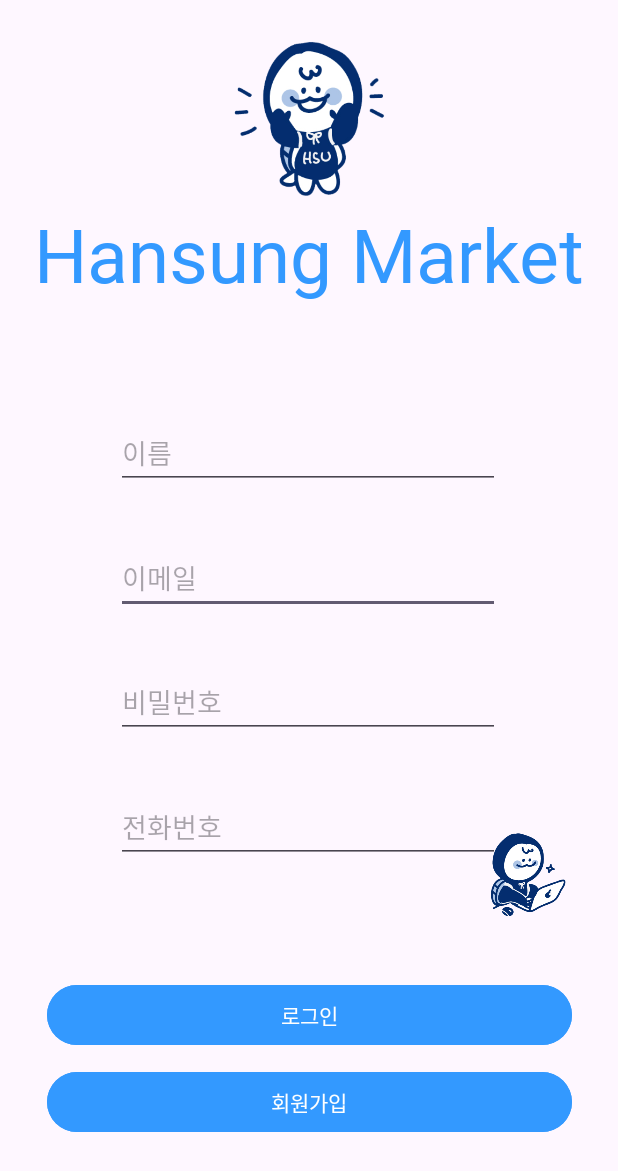
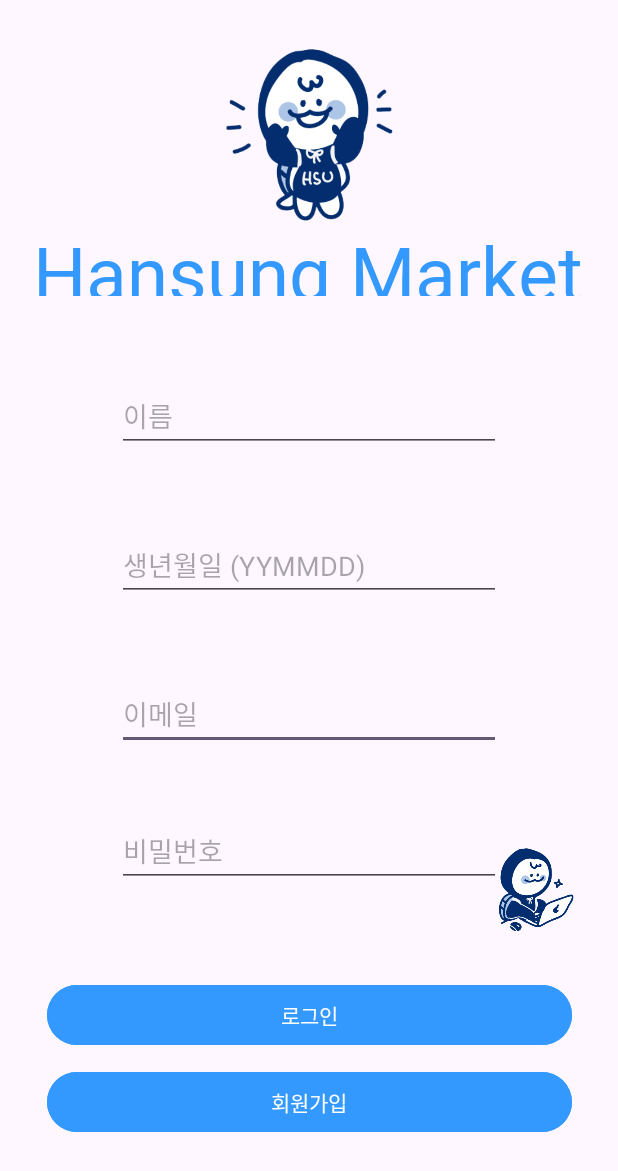
Before and after one commit to eeazzy/carrotMarket, an Android app: the screen it shows after launch (LoginActivity), after a tap on "회원가입", on a phone screen of 412 x 824 dp. Shown: the top 1171 px of the screen. Run offline under Robolectric (Android 15) with nearby library versions, the phone set to English and light mode, and no system bars; our stand-ins replace Firebase (no records; nobody signed in at launch, a user with empty details on screens opened directly).

Commit message:
생년월일!!!

```diff
--- a/app/src/main/java/com/example/carrotmarket/LoginActivity.kt
+++ b/app/src/main/java/com/example/carrotmarket/LoginActivity.kt
@@ -23,9 +23,10 @@ class LoginActivity : AppCompatActivity() {
         auth = Firebase.auth
         database=Firebase.database.reference
         val nameSet=findViewById<EditText>(R.id.setName)
+        val birthSet=findViewById<EditText>(R.id.editBirth)
         val emailSet=findViewById<EditText>(R.id.email)
         val passwordSet=findViewById<EditText>(R.id.passwd)
-        val phoneNumSet=findViewById<EditText>(R.id.editTextPhone)
+
 
         val regiBtn=findViewById<Button>(R.id.btnRegister)
         var loginBtn=findViewById<Button>(R.id.btnLogin)
@@ -33,8 +34,8 @@ class LoginActivity : AppCompatActivity() {
             val name=nameSet.text.toString()
             val email=emailSet.text.toString()
             val password=passwordSet.text.toString()
-            val phoneNumber=phoneNumSet.text.toString()
-            signUp(name,email,password,phoneNumber)
+            val birth=birthSet.text.toString()
+            signUp(name,email,password,birth)
         }
 
         loginBtn.setOnClickListener {
@@ -42,13 +43,13 @@ class LoginActivity : AppCompatActivity() {
         }
     }
 
-    fun signUp(name:String, email: String, password: String, phoneNumber:String) {
+    fun signUp(name:String, email: String, password: String, birth:String) {
         auth.createUserWithEmailAndPassword(email, password)
             .addOnCompleteListener(this) { task ->
                 if (task.isSuccessful) {
                     //Firebase DB에 저장 되어 있는 계정이 아닐 경우
                     //입력한 계정을 새로 등록한다
-                    addUserToFirestore(name,email,phoneNumber, auth.currentUser?.uid.toString())
+                    addUserToFirestore(name,email,birth, auth.currentUser?.uid.toString())
                     Toast.makeText(this, "회원가입이 완료되었습니다.", Toast.LENGTH_LONG).show()
                 } else if (task.exception?.message.isNullOrEmpty()) {
                     Toast.makeText(this, task.exception?.message, Toast.LENGTH_LONG).show()
--- a/app/src/main/res/layout/login.xml
+++ b/app/src/main/res/layout/login.xml
@@ -10,25 +10,27 @@
         android:id="@+id/email"
         android:layout_width="wrap_content"
         android:layout_height="wrap_content"
+        android:layout_marginTop="10dp"
+        android:layout_marginBottom="10dp"
         android:ems="12"
         android:hint="이메일"
         android:inputType="textEmailAddress"
         app:layout_constraintBottom_toTopOf="@+id/passwd"
         app:layout_constraintEnd_toEndOf="parent"
-        app:layout_constraintHorizontal_bias="0.497"
         app:layout_constraintStart_toStartOf="parent"
-        app:layout_constraintTop_toBottomOf="@+id/setName" />
+        app:layout_constraintTop_toBottomOf="@+id/editBirth" />
 
     <EditText
         android:id="@+id/passwd"
         android:layout_width="wrap_content"
-        android:layout_height="wrap_content"
+        android:layout_height="47dp"
+        android:layout_marginTop="2dp"
+        android:layout_marginBottom="30dp"
         android:ems="12"
         android:hint="비밀번호"
         android:inputType="textPassword"
-        app:layout_constraintBottom_toTopOf="@+id/editTextPhone"
+        app:layout_constraintBottom_toTopOf="@+id/btnLogin"
         app:layout_constraintEnd_toEndOf="parent"
-        app:layout_constraintHorizontal_bias="0.497"
         app:layout_constraintStart_toStartOf="parent"
         app:layout_constraintTop_toBottomOf="@+id/email" />
 
@@ -57,36 +59,37 @@
     <EditText
         android:id="@+id/setName"
         android:layout_width="wrap_content"
-        android:layout_height="wrap_content"
-        android:layout_marginTop="40dp"
+        android:layout_height="47dp"
+        android:layout_marginTop="20dp"
+        android:layout_marginBottom="10dp"
         android:ems="12"
         android:hint="이름"
         android:inputType="text"
-        app:layout_constraintBottom_toTopOf="@+id/email"
+        app:layout_constraintBottom_toTopOf="@+id/editBirth"
         app:layout_constraintEnd_toEndOf="parent"
-        app:layout_constraintHorizontal_bias="0.497"
         app:layout_constraintStart_toStartOf="parent"
         app:layout_constraintTop_toBottomOf="@+id/textView2" />
 
     <EditText
-        android:id="@+id/editTextPhone"
+        android:id="@+id/editBirth"
         android:layout_width="wrap_content"
-        android:layout_height="wrap_content"
-        android:layout_marginBottom="100dp"
+        android:layout_height="47dp"
+        android:layout_marginTop="10dp"
+        android:layout_marginBottom="10dp"
         android:ems="12"
-        android:hint="전화번호"
-        android:inputType="phone"
-        app:layout_constraintBottom_toTopOf="@+id/btnRegister"
+        android:hint="생년월일 (YYMMDD)"
+        android:inputType="number"
+        app:layout_constraintBottom_toTopOf="@+id/email"
         app:layout_constraintEnd_toEndOf="parent"
-        app:layout_constraintHorizontal_bias="0.497"
         app:layout_constraintStart_toStartOf="parent"
-        app:layout_constraintTop_toBottomOf="@+id/passwd" />
+        app:layout_constraintTop_toBottomOf="@+id/setName" />
 
     <TextView
         android:id="@+id/textView2"
         android:layout_width="wrap_content"
-        android:layout_height="wrap_content"
-        android:layout_marginTop="100dp"
+        android:layout_height="50dp"
+        android:layout_marginTop="115dp"
+        android:layout_marginBottom="5dp"
         android:fontFamily="@font/gaegu_bold"
         android:text="Hansung Market"
         android:textColor="#3399FF"
@@ -94,18 +97,22 @@
         android:textStyle="normal"
         app:layout_constraintBottom_toTopOf="@+id/setName"
         app:layout_constraintEnd_toEndOf="parent"
+        app:layout_constraintHorizontal_bias="0.493"
         app:layout_constraintStart_toStartOf="parent"
         app:layout_constraintTop_toTopOf="parent" />
 
     <ImageView
         android:id="@+id/imageView2"
-        android:layout_width="141dp"
-        android:layout_height="185dp"
-        android:layout_marginBottom="120dp"
-        app:layout_constraintBottom_toTopOf="@+id/setName"
+        android:layout_width="157dp"
+        android:layout_height="173dp"
+        android:layout_marginTop="15dp"
+        android:layout_marginBottom="100dp"
+
+        app:layout_constraintBottom_toBottomOf="@+id/textView2"
         app:layout_constraintEnd_toEndOf="parent"
         app:layout_constraintStart_toStartOf="parent"
         app:layout_constraintTop_toTopOf="parent"
+        app:layout_constraintVertical_bias="0.13"
         app:srcCompat="@drawable/hansung2" />
 
     <ImageView
@@ -113,12 +120,12 @@
         android:layout_width="84dp"
         android:layout_height="82dp"
         android:layout_marginStart="285dp"
-        android:layout_marginTop="8dp"
-        android:layout_marginBottom="70dp"
+        android:layout_marginBottom="10dp"
         app:layout_constraintBottom_toTopOf="@+id/btnLogin"
         app:layout_constraintEnd_toEndOf="parent"
+        app:layout_constraintHorizontal_bias="0.619"
         app:layout_constraintStart_toStartOf="parent"
-        app:layout_constraintTop_toBottomOf="@+id/editTextPhone"
+        app:layout_constraintTop_toTopOf="@+id/passwd"
         app:srcCompat="@drawable/hansung3" />
 
 
```
